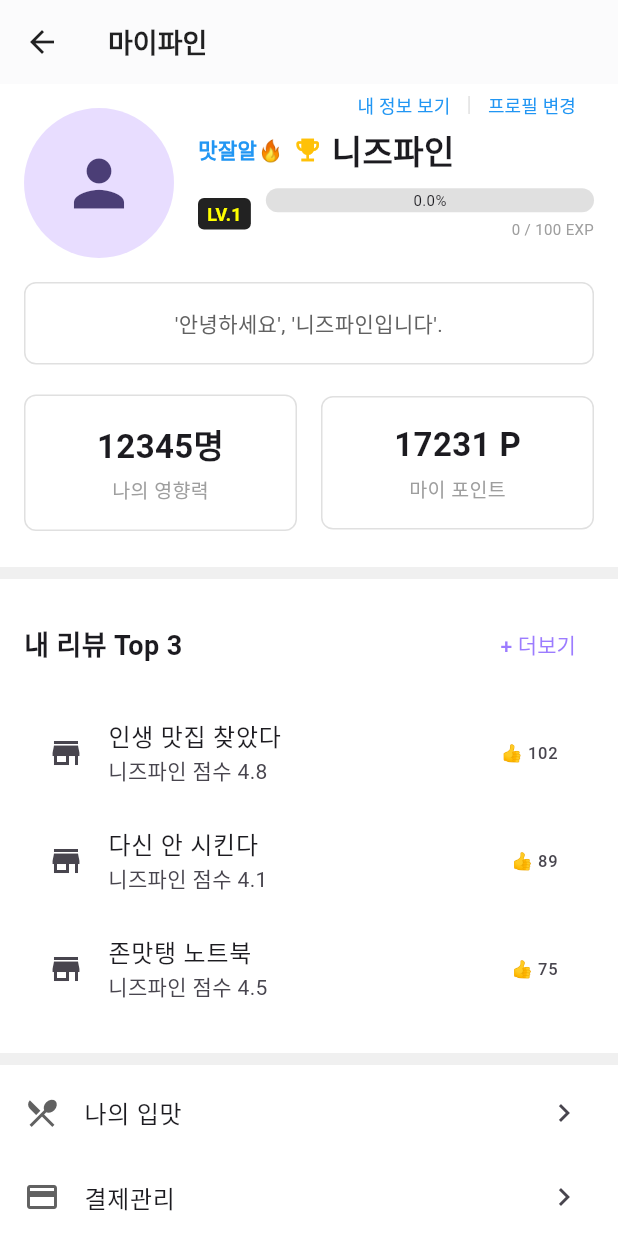
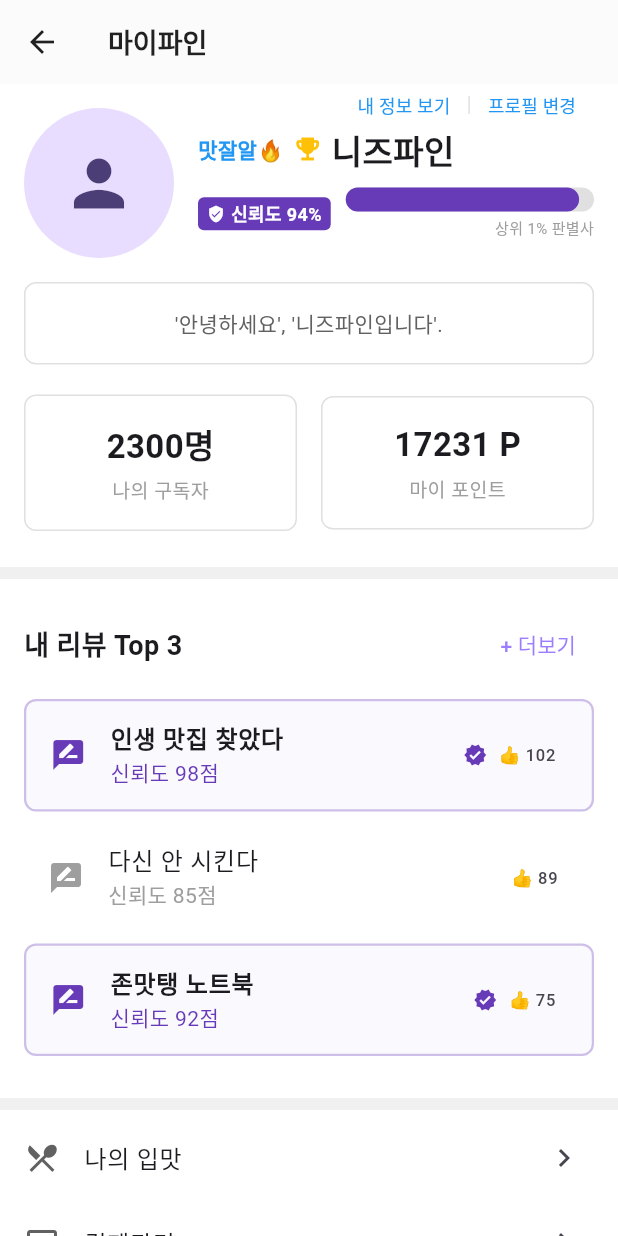
Before and after one commit to DongBaBaDa/needsfine_app, a Flutter app: the UserMyPageScreen screen opened by its route, on a phone screen of 412 x 824 dp. Run offline on Flutter 3.47's test engine with Material 3 defaults, Android fonts, the phone set to English and light mode, and no system bars; our stand-ins replace carousel_slider, geocoding, geolocator, google_maps_flutter, permission_handler, scrollable_positioned_list and 1 more; missing offline and left inert: flutter_naver_map; accounts and stored records are empty; network calls fail; Roboto replaces fonts that are missing (NotoSansKR); statements that could not run were skipped.

Commit message:
2025년 12월 19일 20시22분 주소실패

```diff
--- a/lib/screens/user_mypage_screen.dart
+++ b/lib/screens/user_mypage_screen.dart
@@ -25,7 +25,7 @@ class _UserMyPageScreenState extends State<UserMyPageScreen> {
       currentExp: 0,
       maxExp: 100,
       introduction: "'안녕하세요', '니즈파인입니다'.",
-      influence: 12345,
+      influence: 2300,
       points: 17231,
       profileImagePath: null,
     );
@@ -175,36 +175,42 @@ class _UserMyPageScreenState extends State<UserMyPageScreen> {
 
                     Row(
                       children: [
-                        // LV
+                        // 신뢰도 표시 (LV 대신)
                         Container(
                           padding: const EdgeInsets.symmetric(
                               horizontal: 6, vertical: 2),
                           decoration: BoxDecoration(
-                            color: Colors.black87,
+                            color: Colors.deepPurple, // 신뢰 상징 색상
                             borderRadius: BorderRadius.circular(4),
                           ),
-                          child: Text(
-                            "LV.${_userProfile.level}",
-                            style: const TextStyle(
-                              color: Colors.yellowAccent,
-                              fontSize: 12,
-                              fontWeight: FontWeight.bold,
-                            ),
+                          child: const Row(
+                            children: [
+                              Icon(Icons.verified_user, size: 12, color: Colors.white),
+                              SizedBox(width: 4),
+                              Text(
+                                "신뢰도 94%", // 고정값 예시
+                                style: TextStyle(
+                                  color: Colors.white,
+                                  fontSize: 12,
+                                  fontWeight: FontWeight.bold,
+                                ),
+                              ),
+                            ],
                           ),
                         ),
 
                         const SizedBox(width: 10),
 
-                        // 경험치바
+                        // 신뢰도 바 (경험치 바 대신)
                         Expanded(
                           child: Column(
                             crossAxisAlignment: CrossAxisAlignment.end,
                             children: [
-                              _buildExpBar(_userProfile.expPercent),
+                              _buildTrustBar(0.94), // 94%
                               const SizedBox(height: 4),
-                              Text(
-                                "${_userProfile.currentExp.toInt()} / ${_userProfile.maxExp.toInt()} EXP",
-                                style: const TextStyle(
+                              const Text(
+                                "상위 1% 판별사",
+                                style: TextStyle(
                                     fontSize: 10, color: Colors.grey),
                               ),
                             ],
@@ -252,26 +258,18 @@ class _UserMyPageScreenState extends State<UserMyPageScreen> {
   }
 
   // =========================
-  // 경험치바
+  // 신뢰도 바 (기존 경험치바 대체)
   // =========================
 
-  Widget _buildExpBar(double percent) {
+  Widget _buildTrustBar(double percent) {
     percent = percent.clamp(0.0, 1.0);
 
-    final colors = <Color>[
-      Colors.green,
-      Colors.lightGreen,
-      Colors.yellow,
-      Colors.orange,
-      Colors.red,
-    ];
-
-    final index = percent * (colors.length - 1);
-    final low = index.floor();
-    final high = min(low + 1, colors.length - 1);
-    final t = index - low;
-
-    final barColor = Color.lerp(colors[low], colors[high], t)!;
+    // 신뢰도에 따른 색상 변화 (낮을수록 회색, 높을수록 딥퍼플/골드)
+    final barColor = percent >= 0.9
+        ? Colors.deepPurple
+        : percent >= 0.7
+            ? Colors.blue
+            : Colors.grey;
 
     return Stack(
       children: [
@@ -292,14 +290,7 @@ class _UserMyPageScreenState extends State<UserMyPageScreen> {
             ),
           ),
         ),
-        Positioned.fill(
-          child: Center(
-            child: Text(
-              "${(percent * 100).toStringAsFixed(1)}%",
-              style: const TextStyle(fontSize: 10),
-            ),
-          ),
-        ),
+        // 퍼센트 텍스트 제거 (바 안에 텍스트가 지저분할 수 있음)
       ],
     );
   }
@@ -327,7 +318,7 @@ class _UserMyPageScreenState extends State<UserMyPageScreen> {
   }
 
   // =========================
-  // 영향력 / 포인트
+  // 구독자 / 포인트 (영향력 -> 구독자 변경)
   // =========================
 
   Widget _buildInfoBoxes(BuildContext context) {
@@ -337,9 +328,9 @@ class _UserMyPageScreenState extends State<UserMyPageScreen> {
         children: [
           Expanded(
             child: _buildInfoBox(
-              title: "나의 영향력",
+              title: "나의 구독자", // 영향력 -> 구독자
               value: "${_userProfile.influence}명",
-              onTap: () => _goToPlaceholderPage("나의 영향력"),
+              onTap: () => _goToPlaceholderPage("나의 구독자"),
             ),
           ),
           const SizedBox(width: 16),
@@ -409,20 +400,40 @@ class _UserMyPageScreenState extends State<UserMyPageScreen> {
             ],
           ),
           const SizedBox(height: 12),
-          _buildReviewItem("인생 맛집 찾았다", "니즈파인 점수 4.8", 102),
-          _buildReviewItem("다신 안 시킨다", "니즈파인 점수 4.1", 89),
-          _buildReviewItem("존맛탱 노트북", "니즈파인 점수 4.5", 75),
+          // 신뢰도 점수로 변경
+          _buildReviewItem("인생 맛집 찾았다", "신뢰도 98점", 102, true),
+          _buildReviewItem("다신 안 시킨다", "신뢰도 85점", 89, false),
+          _buildReviewItem("존맛탱 노트북", "신뢰도 92점", 75, true),
         ],
       ),
     );
   }
 
-  Widget _buildReviewItem(String title, String subtitle, int likes) {
-    return ListTile(
-      leading: const Icon(Icons.store),
-      title: Text(title),
-      subtitle: Text(subtitle),
-      trailing: Text("👍 $likes"),
+  Widget _buildReviewItem(String title, String subtitle, int likes, bool highTrust) {
+    return Container(
+      margin: const EdgeInsets.only(bottom: 8),
+      decoration: highTrust
+        ? BoxDecoration(
+            border: Border.all(color: Colors.deepPurple.withOpacity(0.3), width: 1.5),
+            borderRadius: BorderRadius.circular(8),
+            color: Colors.deepPurple.withOpacity(0.03)
+          )
+        : null,
+      child: ListTile(
+        leading: Icon(Icons.rate_review, color: highTrust ? Colors.deepPurple : Colors.grey),
+        title: Text(title, style: TextStyle(fontWeight: highTrust ? FontWeight.bold : FontWeight.normal)),
+        subtitle: Text(subtitle, style: TextStyle(color: highTrust ? Colors.deepPurple : Colors.grey)),
+        trailing: Row(
+          mainAxisSize: MainAxisSize.min,
+          children: [
+            if (highTrust) const Padding(
+              padding: EdgeInsets.only(right: 8.0),
+              child: Icon(Icons.verified, size: 16, color: Colors.deepPurple),
+            ),
+            Text("👍 $likes"),
+          ],
+        ),
+      ),
     );
   }
 
```
